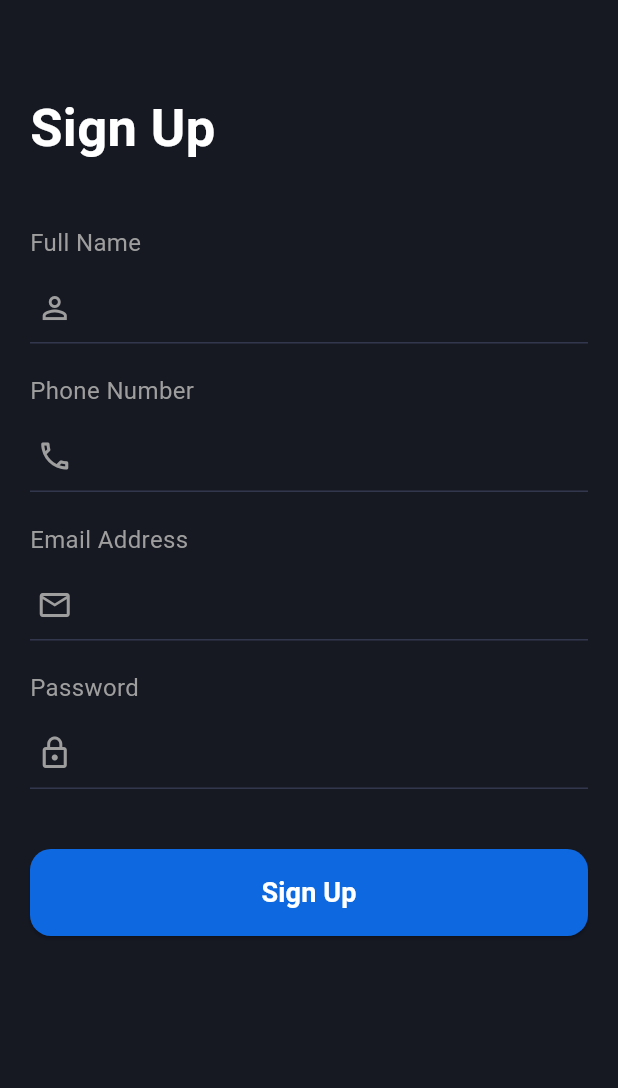
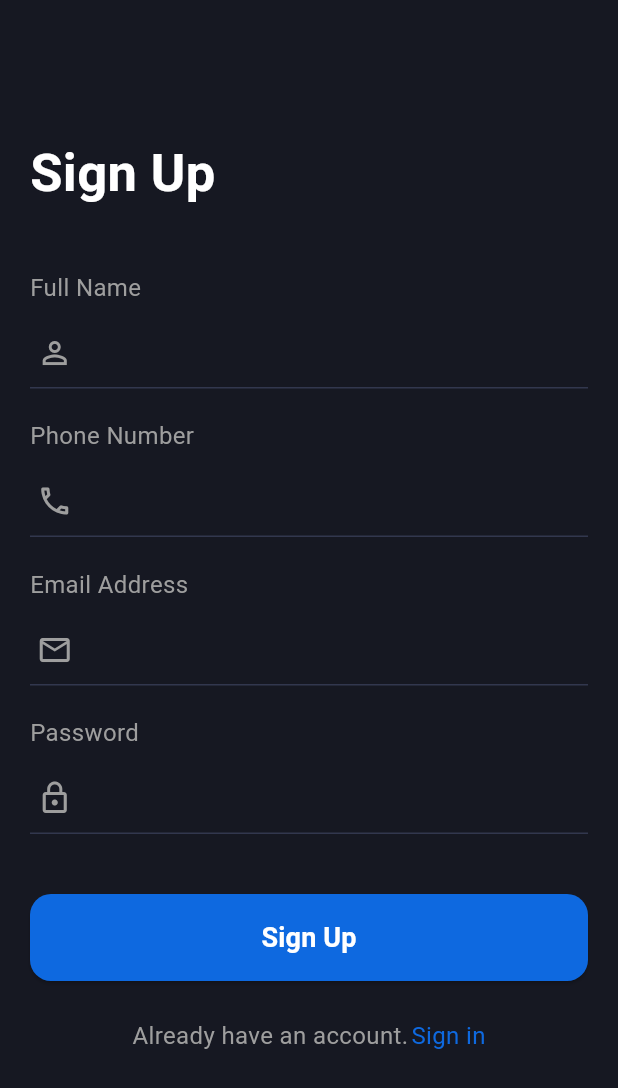
Before and after one commit to Matvey0808/Bank_app, a Flutter app: the screen it shows after launch, after a tap on "Sign Up", on a phone screen of 412 x 824 dp. Shown: the top 1088 px of the screen. Run offline on Flutter 3.47's test engine with Material 3 defaults, Android fonts, the phone set to English and light mode, and no system bars; our stand-ins replace flutter_svg.

Commit message:
Додел экран регистрации Sign up

```diff
--- a/lib/main.dart
+++ b/lib/main.dart
@@ -13,6 +13,6 @@ class MyApp extends StatelessWidget {
 
   @override
   Widget build(BuildContext context) {
-    return MaterialApp(debugShowCheckedModeBanner: false, home: SignupScreen());
+    return MaterialApp(debugShowCheckedModeBanner: false, home: SigninScreen());
   }
 }
--- a/lib/screens/signin_screen.dart
+++ b/lib/screens/signin_screen.dart
@@ -1,109 +1,87 @@
+import 'package:bank_app/screens/signup_screen.dart';
 import 'package:flutter/material.dart';
 
 class SigninScreen extends StatelessWidget {
   const SigninScreen({super.key});
 
+  static Widget _buildInputField(
+    String label,
+    IconData icon, {
+    bool isPassword = false,
+  }) {
+    return Column(
+      crossAxisAlignment: CrossAxisAlignment.start,
+      children: [
+        Text(label, style: TextStyle(fontSize: 16, color: Colors.grey[500])),
+        const SizedBox(height: 8),
+        TextField(
+          obscureText: isPassword,
+          style: const TextStyle(color: Colors.white),
+          cursorColor: Colors.white,
+          decoration: InputDecoration(
+            prefixIcon: Padding(
+              padding: const EdgeInsets.only(right: 15),
+              child: Icon(icon, color: Colors.grey),
+            ),
+            enabledBorder: const UnderlineInputBorder(
+              borderSide: BorderSide(color: Color(0xFF32374E)),
+            ),
+            focusedBorder: const UnderlineInputBorder(
+              borderSide: BorderSide(color: Color(0xFF32374E)),
+            ),
+          ),
+        ),
+      ],
+    );
+  }
+
   @override
   Widget build(BuildContext context) {
     return Scaffold(
-      backgroundColor: Color(0xFF161822),
+      backgroundColor: const Color(0xFF161822),
       body: SafeArea(
         child: SingleChildScrollView(
+          padding: const EdgeInsets.symmetric(
+            horizontal: 20,
+          ), // Добавил горизонтальный паддинг сюда
           child: Column(
-            mainAxisAlignment: MainAxisAlignment.start,
             crossAxisAlignment: CrossAxisAlignment.start,
             children: [
-              Padding(
-                padding: const EdgeInsets.only(top: 180, left: 20),
-                child: Text(
+              const SizedBox(height: 180), // Отступ сверху для заголовка
+              const Text(
                 "Sign In",
                 style: TextStyle(
                   fontSize: 35,
                   color: Colors.white,
-                    fontWeight: FontWeight.w500,
+                  fontWeight:
+                      FontWeight
+                          .bold, // Сделал bold для консистентности с Signup
                 ),
               ),
+              const SizedBox(height: 40), // Отступ после заголовка
+              _buildInputField("Email Address", Icons.email_outlined),
+              const SizedBox(height: 20),
+              _buildInputField(
+                "Password",
+                Icons.lock_outline,
+                isPassword: true,
               ),
-              Padding(
-                padding: const EdgeInsets.only(top: 40, left: 20),
-                child: Text(
-                  "Email Address",
-                  style: TextStyle(fontSize: 16, color: Colors.grey[500]),
-                ),
-              ),
-              Align(
-                alignment: Alignment.center,
-                child: SizedBox(
-                  width: 370,
-                  child: TextField(
-                    style: TextStyle(color: Colors.white),
-                    cursorColor: Colors.white,
-                    decoration: InputDecoration(
-                      prefixIcon: Padding(
-                        padding: const EdgeInsets.only(right: 15),
-                        child: Icon(Icons.email_outlined),
-                      ),
-                      enabledBorder: UnderlineInputBorder(
-                        borderSide: BorderSide(
-                          color: Color.fromARGB(255, 50, 55, 78),
-                        ),
-                      ),
-                      focusedBorder: UnderlineInputBorder(
-                        borderSide: BorderSide(
-                          color: Color.fromARGB(255, 50, 55, 78),
-                        ),
-                      ),
-                    ),
-                  ),
-                ),
-              ),
-              Padding(
-                padding: const EdgeInsets.only(top: 20, left: 20),
-                child: Text(
-                  "Password",
-                  style: TextStyle(fontSize: 16, color: Colors.grey[500]),
-                ),
-              ),
-              Align(
-                alignment: Alignment.center,
-                child: SizedBox(
-                  width: 370,
-                  child: TextField(
-                    style: TextStyle(color: Colors.white),
-                    cursorColor: Colors.white,
-                    decoration: InputDecoration(
-                      prefixIcon: Padding(
-                        padding: const EdgeInsets.only(right: 15),
-                        child: Icon(Icons.lock_outline),
-                      ),
-                      enabledBorder: UnderlineInputBorder(
-                        borderSide: BorderSide(
-                          color: Color.fromARGB(255, 50, 55, 78),
-                        ),
-                      ),
-                      focusedBorder: UnderlineInputBorder(
-                        borderSide: BorderSide(
-                          color: Color.fromARGB(255, 50, 55, 78),
-                        ),
-                      ),
-                    ),
-                  ),
-                ),
-              ),
-              SizedBox(height: 45),
-              Center(
-                child: SizedBox(
-                  width: 370,
+              const SizedBox(height: 45), // Отступ перед кнопкой
+              SizedBox(
+                width: double.infinity, // Кнопка на всю ширину
                 height: 60,
                 child: ElevatedButton(
                   style: ElevatedButton.styleFrom(
-                      backgroundColor: Color.fromARGB(255, 7, 105, 235),
+                    backgroundColor: const Color.fromARGB(255, 14, 105, 224),
                     shape: RoundedRectangleBorder(
                       borderRadius: BorderRadius.circular(14),
                     ),
                   ),
-                    onPressed: () {},
-                    child: Text(
+                  onPressed: () {
+                    // Логика входа
+                    print("Нажата кнопка Sign In");
+                  },
+                  child: const Text(
                     "Sign In",
                     style: TextStyle(
                       fontSize: 18,
@@ -113,12 +91,11 @@ class SigninScreen extends StatelessWidget {
                   ),
                 ),
               ),
-              ),
-              SizedBox(height: 25),
+              const SizedBox(height: 25), // Отступ перед ссылкой
               Row(
                 mainAxisAlignment: MainAxisAlignment.center,
                 children: [
-                  Text(
+                  const Text(
                     "I'm a new user.",
                     style: TextStyle(fontSize: 16, color: Colors.grey),
                   ),
@@ -126,9 +103,14 @@ class SigninScreen extends StatelessWidget {
                     padding: const EdgeInsets.only(left: 2),
                     child: GestureDetector(
                       onTap: () {
-                        print("Кликнул"); // Сделать навигацию
+                        Navigator.push(
+                          context,
+                          MaterialPageRoute(
+                            builder: (context) => SignupScreen(),
+                          ),
+                        );
                       },
-                      child: Text(
+                      child: const Text(
                         "Sign Up",
                         style: TextStyle(
                           fontSize: 16,
--- a/lib/screens/signup_screen.dart
+++ b/lib/screens/signup_screen.dart
@@ -1,3 +1,4 @@
+import 'package:bank_app/screens/signin_screen.dart';
 import 'package:flutter/material.dart';
 
 class SignupScreen extends StatelessWidget {
@@ -13,7 +14,7 @@ class SignupScreen extends StatelessWidget {
           child: Column(
             crossAxisAlignment: CrossAxisAlignment.start,
             children: [
-              const SizedBox(height: 60),
+              const SizedBox(height: 90),
               const Text(
                 "Sign Up",
                 style: TextStyle(
@@ -56,6 +57,34 @@ class SignupScreen extends StatelessWidget {
                   ),
                 ),
               ),
+              SizedBox(height: 25),
+              Row(
+                mainAxisAlignment: MainAxisAlignment.center,
+                children: [
+                  Text(
+                    "Already have an account.",
+                    style: TextStyle(fontSize: 16, color: Colors.grey),
+                  ),
+                  GestureDetector(
+                    onTap: () {
+                      Navigator.pop(
+                        context,
+                        MaterialPageRoute(builder: (context) => SigninScreen()),
+                      );
+                    },
+                    child: Padding(
+                      padding: const EdgeInsets.only(left: 2),
+                      child: Text(
+                        "Sign in",
+                        style: TextStyle(
+                          fontSize: 16,
+                          color: Color.fromARGB(255, 14, 105, 224),
+                        ),
+                      ),
+                    ),
+                  ),
+                ],
+              ),
             ],
           ),
         ),
```
Lines whose indentation alone changed are shown as unchanged.
